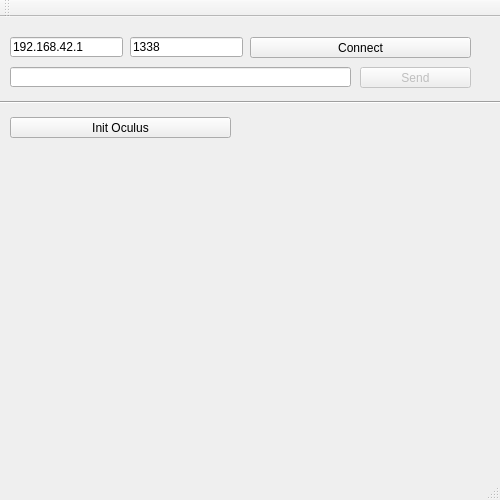
The window that qt_test/mainwindow.ui (JMilleson/tredjepersonsvy) describes before a commit, drawn with Qt 5.
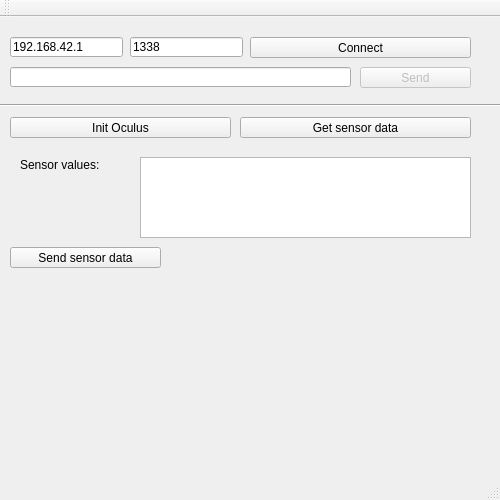
The same window after the commit.

Commit message: Tested and works (sockets). Can get sensor data too

Patch:
```diff
--- a/qt_test/mainwindow.ui
+++ b/qt_test/mainwindow.ui
@@ -75,7 +75,7 @@
       <x>0</x>
       <y>80</y>
       <width>501</width>
-      <height>10</height>
+      <height>16</height>
      </rect>
     </property>
     <property name="baseSize">
@@ -126,6 +126,61 @@
      <bool>false</bool>
     </property>
    </widget>
+   <widget class="QLabel" name="label">
+    <property name="geometry">
+     <rect>
+      <x>20</x>
+      <y>140</y>
+      <width>101</width>
+      <height>16</height>
+     </rect>
+    </property>
+    <property name="text">
+     <string>Sensor values:</string>
+    </property>
+   </widget>
+   <widget class="QTextEdit" name="sensorOutput">
+    <property name="enabled">
+     <bool>true</bool>
+    </property>
+    <property name="geometry">
+     <rect>
+      <x>140</x>
+      <y>140</y>
+      <width>331</width>
+      <height>81</height>
+     </rect>
+    </property>
+    <property name="readOnly">
+     <bool>true</bool>
+    </property>
+   </widget>
+   <widget class="QPushButton" name="pushGetSensorData">
+    <property name="geometry">
+     <rect>
+      <x>240</x>
+      <y>100</y>
+      <width>231</width>
+      <height>21</height>
+     </rect>
+    </property>
+    <property name="text">
+     <string>Get sensor data</string>
+    </property>
+   </widget>
+   <widget class="QPushButton" name="pushSendSensorData">
+    <property name="geometry">
+     <rect>
+      <x>10</x>
+      <y>230</y>
+      <width>151</width>
+      <height>21</height>
+     </rect>
+    </property>
+    <property name="text">
+     <string>Send sensor data</string>
+    </property>
+   </widget>
   </widget>
   <widget class="QToolBar" name="mainToolBar">
    <attribute name="toolBarArea">
```
The commit also changes 9 other files.
